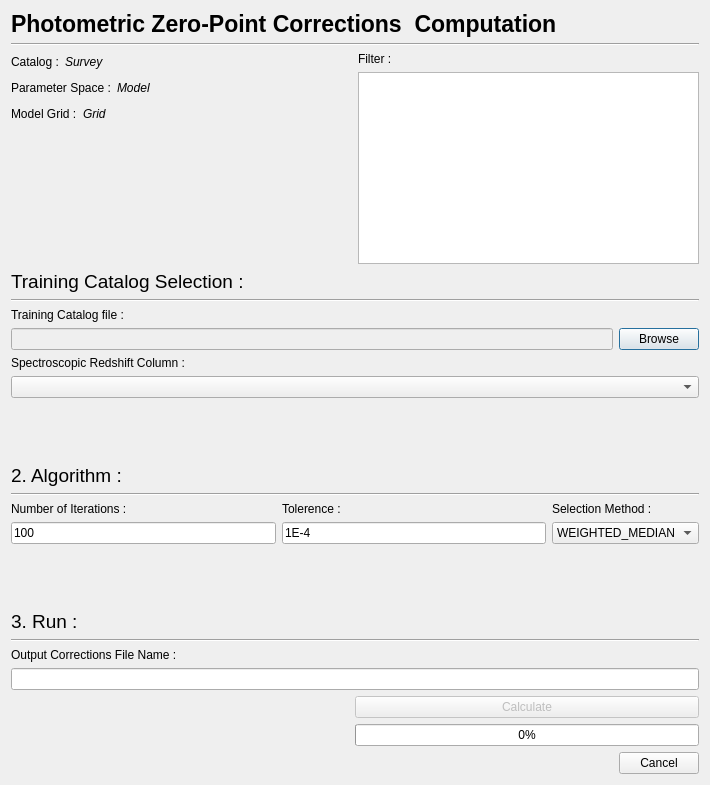
This is PhzQtUI/auxdir/PhzQtUI/DialogPhotometricCorrectionComputation.ui in astrorama/Phosphoros as Qt 5 draws it before an edit. The edited form follows.
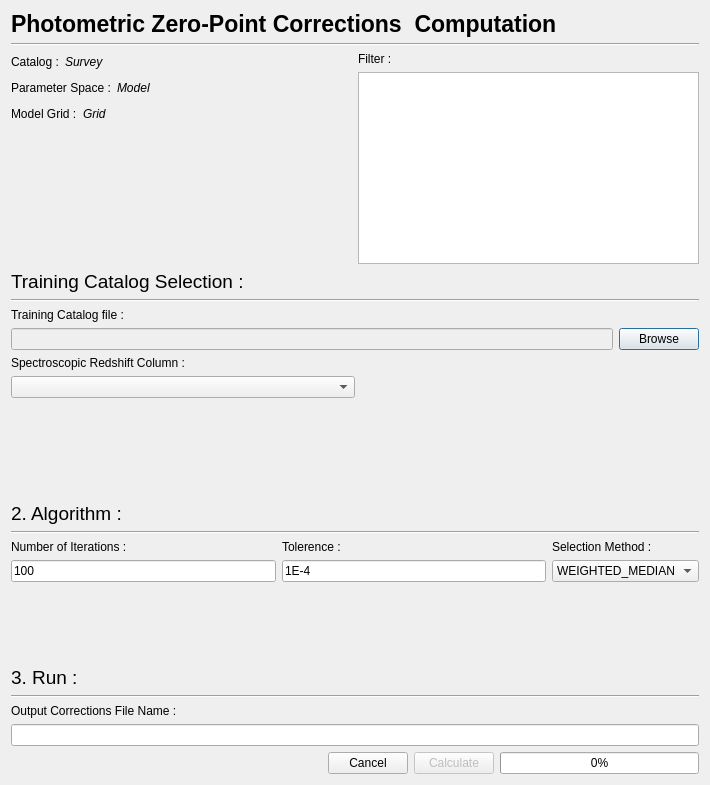
This is the edited form.

Commit message: Small changes in the layout for better scaling down

What changed in the file:
```diff
--- a/PhzQtUI/auxdir/PhzQtUI/DialogPhotometricCorrectionComputation.ui
+++ b/PhzQtUI/auxdir/PhzQtUI/DialogPhotometricCorrectionComputation.ui
@@ -263,10 +263,40 @@
     </widget>
    </item>
    <item>
-    <layout class="QHBoxLayout" name="horizontalLayout_4">
+    <layout class="QHBoxLayout" name="horizontalLayout_11">
+     <item>
+      <layout class="QVBoxLayout" name="verticalLayout_8">
      <item>
       <widget class="QComboBox" name="cb_SpectroColumn"/>
      </item>
+       <item>
+        <spacer name="horizontalSpacer_7">
+         <property name="orientation">
+          <enum>Qt::Horizontal</enum>
+         </property>
+         <property name="sizeHint" stdset="0">
+          <size>
+           <width>40</width>
+           <height>20</height>
+          </size>
+         </property>
+        </spacer>
+       </item>
+      </layout>
+     </item>
+     <item>
+      <spacer name="horizontalSpacer_3">
+       <property name="orientation">
+        <enum>Qt::Horizontal</enum>
+       </property>
+       <property name="sizeHint" stdset="0">
+        <size>
+         <width>40</width>
+         <height>20</height>
+        </size>
+       </property>
+      </spacer>
+     </item>
     </layout>
    </item>
    <item>
@@ -442,7 +472,15 @@
       </spacer>
      </item>
      <item>
-      <layout class="QVBoxLayout" name="verticalLayout_7">
+      <widget class="QDialogButtonBox" name="buttonBox">
+       <property name="orientation">
+        <enum>Qt::Horizontal</enum>
+       </property>
+       <property name="standardButtons">
+        <set>QDialogButtonBox::Cancel</set>
+       </property>
+      </widget>
+     </item>
        <item>
         <widget class="QPushButton" name="bt_Run">
          <property name="enabled">
@@ -461,18 +499,6 @@
         </widget>
        </item>
       </layout>
-     </item>
-    </layout>
-   </item>
-   <item>
-    <widget class="QDialogButtonBox" name="buttonBox">
-     <property name="orientation">
-      <enum>Qt::Horizontal</enum>
-     </property>
-     <property name="standardButtons">
-      <set>QDialogButtonBox::Cancel</set>
-     </property>
-    </widget>
    </item>
   </layout>
  </widget>
```
Left out of the diff: 2 changed lines with no effect on the pictures. Lines whose indentation alone changed are shown as unchanged. The commit also changes 1 other file.
